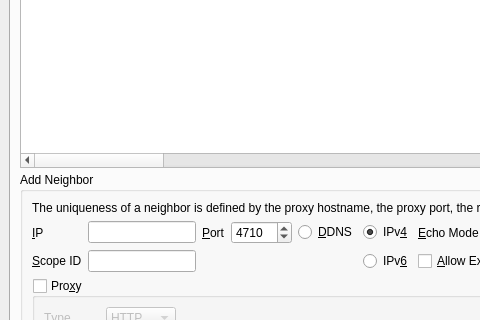
Above: UI/controlcenter.ui from xloem/spot-on-svn before the change; both pictures show x 0 to 480 and y 173 to 493 of the 1300 by 693 pixel window. Below: the same form after it.
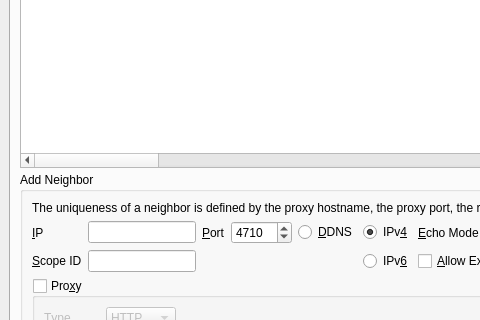
That is the form after the change. The open tabs and pages were chosen to show the change. Icons and pictures are not drawn. Custom widgets are drawn as their Qt base class.

Commit message: Record session SSL ciphers.

Diff of the .ui file:
```diff
--- a/UI/controlcenter.ui
+++ b/UI/controlcenter.ui
@@ -1968,6 +1968,11 @@
                   <string>Bytes Written</string>
                  </property>
                 </column>
+                <column>
+                 <property name="text">
+                  <string>SSL Session Cipher</string>
+                 </property>
+                </column>
                 <column>
                  <property name="text">
                   <string>is_encrypted</string>
```
Left out of the diff: 8 changed lines with no effect on the pictures. The commit also changes 5 other files.
